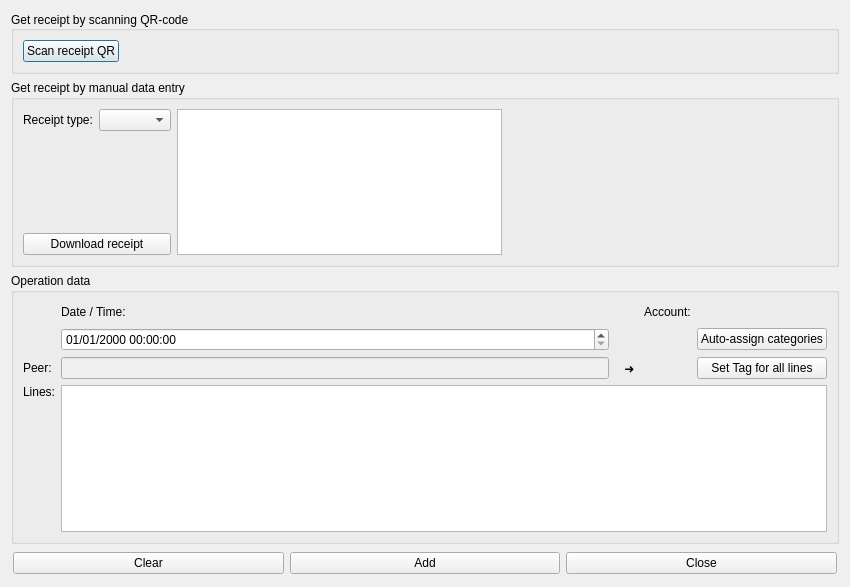
Before: the Qt Designer form jal/ui/receipt_import_dlg.ui in titov-vv/jal, drawn with Qt 5.
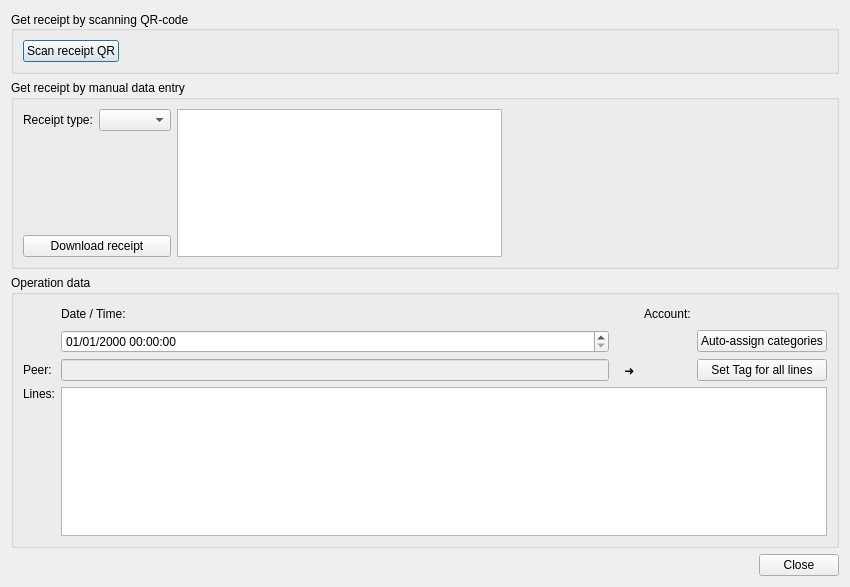
After: the same form once the commit is applied. Custom widgets are drawn as their Qt base class.

Commit message: UI colors from theme, not custom defined. Standard OK/Cancel dialog boxes instead of custom buttons.

```diff
--- a/jal/ui/receipt_import_dlg.ui
+++ b/jal/ui/receipt_import_dlg.ui
@@ -282,54 +282,13 @@
     </widget>
    </item>
    <item>
-    <widget class="QFrame" name="DialogButtonsFrame">
-     <property name="frameShape">
-      <enum>QFrame::Shape::NoFrame</enum>
+    <widget class="QDialogButtonBox" name="DialogButtonBox">
+     <property name="orientation">
+      <enum>Qt::Orientation::Horizontal</enum>
      </property>
-     <property name="frameShadow">
-      <enum>QFrame::Shadow::Plain</enum>
+     <property name="standardButtons">
+      <set>QDialogButtonBox::StandardButton::Close</set>
      </property>
-     <layout class="QHBoxLayout" name="horizontalLayout_4">
-      <property name="leftMargin">
-       <number>2</number>
-      </property>
-      <property name="topMargin">
-       <number>2</number>
-      </property>
-      <property name="rightMargin">
-       <number>2</number>
-      </property>
-      <property name="bottomMargin">
-       <number>2</number>
-      </property>
-      <item>
-       <widget class="QPushButton" name="ClearBtn">
-        <property name="enabled">
-         <bool>true</bool>
-        </property>
-        <property name="text">
-         <string>Clear</string>
-        </property>
-       </widget>
-      </item>
-      <item>
-       <widget class="QPushButton" name="AddOperationBtn">
-        <property name="enabled">
-         <bool>true</bool>
-        </property>
-        <property name="text">
-         <string>Add</string>
-        </property>
-       </widget>
-      </item>
-      <item>
-       <widget class="QPushButton" name="CloseBtn">
-        <property name="text">
-         <string>Close</string>
-        </property>
-       </widget>
-      </item>
-     </layout>
     </widget>
    </item>
   </layout>
```
Left out of the diff: 23 changed lines with no effect on the pictures. The commit also changes 49 other files.
